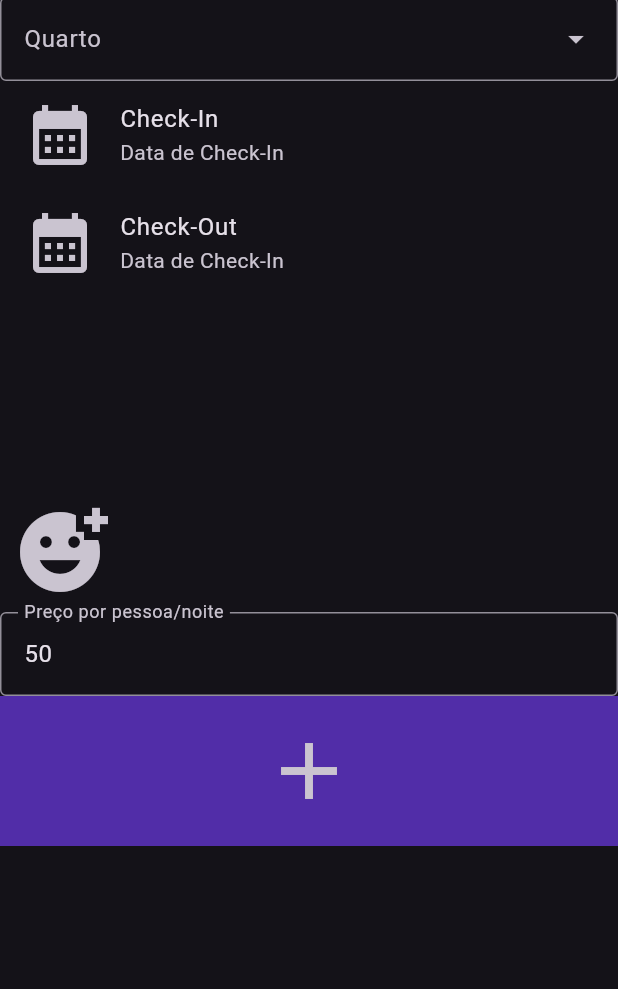
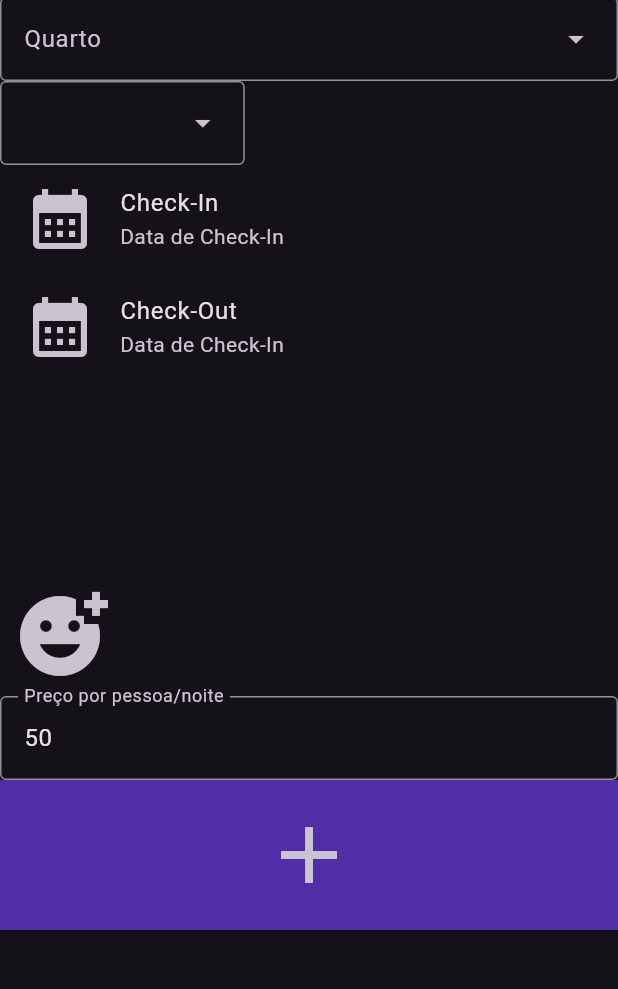
Before and after one commit to jvdon/HotelCarvalhoApp, a Flutter app: the screen it shows after launch, after a tap on the "plus one" icon, on a phone screen of 412 x 824 dp, the part 87-1076 px from its top. Run offline on Flutter 3.47's test engine with Material 2 defaults, Android fonts, the phone set to English and light mode, and no system bars; our stand-ins replace google_fonts, mask_text_input_formatter, sqflite, sqflite_common_ffi; accounts and stored records are empty.

```diff
--- a/lib/db/reserva_db.dart
+++ b/lib/db/reserva_db.dart
@@ -1,22 +1,33 @@
+import 'dart:io';
+
 import 'package:carvalho/db/room_db.dart';
 import 'package:carvalho/models/reserva.dart';
 import 'package:carvalho/models/room.dart';
+import 'package:flutter/material.dart';
+import 'package:flutter/services.dart';
 import 'package:path/path.dart';
 import 'package:sqflite/sqflite.dart';
+import 'package:sqflite/sqflite.dart' as sql;
+
 
 class ReservaDB {
   Future<Database> _getDatabase() async {
     String path = join(await getDatabasesPath(), 'reservas.db');
 
+    print(await sql.getDatabasesPath());
+    // print(await File.fromUri(Uri.parse(path)).exists());
+    print(path);
+
     return openDatabase(
       path,
       onCreate: (db, version) {
         return db.execute(
-            "CREATE TABLE reservas(id INTEGER PRIMARY KEY AUTOINCREMENT,quarto STRING,checkin DATETIME NOT NULL,checkout DATETIME NOT NULL,hospedes STRING DEFAULT \"[]\",preco INTEGER DEFAULT 50,valor INTEGER NOT NULL)");
+            "CREATE TABLE reservas(id INTEGER PRIMARY KEY AUTOINCREMENT,quarto STRING,checkin DATETIME NOT NULL,checkout DATETIME NOT NULL,hospedes STRING DEFAULT \"[]\",preco INTEGER DEFAULT 50,valor INTEGER NOT NULL, status STRING NOT NULL DEFAULT 'ATIVA');");
       },
       // onConfigure: (db) {
       //   return db.execute(
-      //       "DROP TABLE reservas; CREATE TABLE reservas(id INTEGER PRIMARY KEY AUTOINCREMENT,quarto STRING,checkin DATETIME NOT NULL,checkout DATETIME NOT NULL,hospedes STRING DEFAULT \"[]\",preco INTEGER DEFAULT 50,valor INTEGER NOT NULL)");
+      //       "CREATE TABLE reservas(id INTEGER PRIMARY KEY AUTOINCREMENT,quarto STRING,checkin DATETIME NOT NULL,checkout DATETIME NOT NULL,hospedes STRING DEFAULT \"[]\",preco INTEGER DEFAULT 50,valor INTEGER NOT NULL, status STRING NOT NULL DEFAULT 'ATIVA')");
+
       // },
       version: 1,
     );
@@ -39,7 +50,6 @@ class ReservaDB {
     final db = await _getDatabase();
     RoomDB().updateStatus(reserva.quarto.number, RoomStatus.pronto);
     db.delete('reservas', where: 'id = ${reserva.id}');
-
   }
 
   Future<List<Reserva>> reservas() async {
@@ -55,4 +65,10 @@ class ReservaDB {
       },
     );
   }
+
+  Future<void> updateStatus(int id, ReservaStatus status) async {
+    final db = await _getDatabase();
+
+    db.update('reservas', {'status': status.name}, where: 'id = $id');
+  }
 }
--- a/lib/db/room_db.dart
+++ b/lib/db/room_db.dart
@@ -1,4 +1,5 @@
 import 'dart:convert';
+import 'dart:io';
 
 import 'package:carvalho/models/hospede.dart';
 import 'package:carvalho/models/reserva.dart';
@@ -9,6 +10,8 @@ import 'package:sqflite/sqflite.dart';
 class RoomDB {
   Future<Database> _getDatabase() async {
     String path = join(await getDatabasesPath(), 'quartos.db');
+    print(File.fromUri(Uri.parse(path)).exists());
+    print(path);
 
     return openDatabase(
       path,
--- a/lib/main.dart
+++ b/lib/main.dart
@@ -1,15 +1,24 @@
 // ignore_for_file: prefer_const_constructors
+
+import 'dart:io';
 
 import 'package:carvalho/pages/main_page.dart';
 import 'package:flutter/material.dart';
 import 'package:sqflite_common_ffi/sqflite_ffi.dart';
 
+
 // import 'package:sqflite/sqflite.dart';
 
 void main() async {
-  sqfliteFfiInit();
+  print(Platform.operatingSystem);
+  if (Platform.isWindows || Platform.isLinux) {
+    // Initialize FFI
+    sqfliteFfiInit();
+  }
+  // Change the default factory. On iOS/Android, if not using `sqlite_flutter_lib` you can forget
+  // this step, it will use the sqlite version available on the system.
+  databaseFactory = databaseFactoryFfi;
 
-  databaseFactory = databaseFactoryFfi;
 
   runApp(const MyApp());
 }
--- a/lib/models/reserva.dart
+++ b/lib/models/reserva.dart
@@ -12,6 +12,7 @@ class Reserva {
   late List<Hospede> hospedes = [];
   late int preco = 50;
   late int valor;
+  late ReservaStatus status;
 
   Reserva({
     this.id = 0,
@@ -20,6 +21,7 @@ class Reserva {
     required this.hospedes,
     required this.quarto,
     this.preco = 50,
+    required this.status
   }) {
     valor = (checkout.difference(checkin).inDays) * hospedes.length * preco;
   }
@@ -32,11 +34,18 @@ class Reserva {
       'checkout': DateFormat('dd/MM/yyyy').format(checkout),
       'hospedes': jsonEncode(hospedes.map((e) => e.toMap()).toList()),
       'preco': preco,
-      'valor': valor
+      'valor': valor,
+      'status': status.name
     };
   }
 
   Reserva.fromJSON(Map json) {
+    Map<String, ReservaStatus> statuses = {
+      "ATIVA": ReservaStatus.ATIVA,
+      "FECHADA": ReservaStatus.FECHADA,
+      "PAGA": ReservaStatus.PAGA
+    };
+
     List checkinS = (json['checkin'] as String)
         .split("/")
         .map((e) => int.parse(e))
@@ -53,7 +62,10 @@ class Reserva {
     hospedes = (jsonDecode(json['hospedes']) as List)
         .map((e) => Hospede.fromMap(e))
         .toList();
+    status = statuses[json["status"]]!;
     preco = json['preco'] as int;
     valor = (checkout.difference(checkin).inDays) * hospedes.length * preco;
   }
 }
+
+enum ReservaStatus { ATIVA, FECHADA, PAGA }
--- a/lib/pages/checkin_page.dart
+++ b/lib/pages/checkin_page.dart
@@ -22,9 +22,9 @@ class _CheckinPageState extends State<CheckinPage> {
   RoomDB roomDB = RoomDB();
 
   int roomNumber = 0;
+  ReservaStatus status = ReservaStatus.ATIVA;
   DateTime? checkin;
   DateTime? checkout;
-  RoomStatus status = RoomStatus.ocupado;
   List<Hospede> hospedes = [];
   TextEditingController preco = TextEditingController(text: "50");
 
@@ -39,7 +39,8 @@ class _CheckinPageState extends State<CheckinPage> {
         child: Column(
           crossAxisAlignment: CrossAxisAlignment.start,
           children: [
-            _buildDropdown(),
+            _buildQuarto(),
+            _buildStatus(),
             _buildCheckIn(),
             _buildCheckOut(),
             Container(
@@ -127,7 +128,8 @@ class _CheckinPageState extends State<CheckinPage> {
                           quarto: quarto,
                           checkin: checkin!,
                           checkout: checkout!,
-                          hospedes: hospedes);
+                          hospedes: hospedes,
+                          status: status);
 
                       db.insertReserva(room);
                       Navigator.of(context).pop();
@@ -145,7 +147,7 @@ class _CheckinPageState extends State<CheckinPage> {
     );
   }
 
-  Widget _buildDropdown() {
+  Widget _buildQuarto() {
     return FutureBuilder<List<Room>>(
       future: roomDB.quartos(),
       builder: (context, snapshot) {
@@ -184,6 +186,19 @@ class _CheckinPageState extends State<CheckinPage> {
           );
         }
       },
+    );
+  }
+
+  Widget _buildStatus() {
+    return DropdownMenu(
+      onSelected: (value) {
+        if(value != null){
+          status = value;
+        }
+      },
+      dropdownMenuEntries: ReservaStatus.values
+          .map((e) => DropdownMenuEntry(value: e, label: e.name))
+          .toList(),
     );
   }
 
--- a/lib/pages/main_page.dart
+++ b/lib/pages/main_page.dart
@@ -6,7 +6,7 @@ import 'package:carvalho/models/room.dart';
 import 'package:carvalho/pages/checkin_page.dart';
 import 'package:carvalho/pages/reservas_page.dart';
 import 'package:carvalho/pages/rooms_page.dart';
-import 'package:carvalho/partials/roomItem.dart';
+import 'package:carvalho/partials/reservaItem.dart';
 import 'package:flutter/material.dart';
 
 class MainPage extends StatefulWidget {
--- a/lib/pages/reservas_page.dart
+++ b/lib/pages/reservas_page.dart
@@ -1,7 +1,7 @@
 import 'package:carvalho/db/reserva_db.dart';
 import 'package:carvalho/models/reserva.dart';
 import 'package:carvalho/pages/checkin_page.dart';
-import 'package:carvalho/partials/roomItem.dart';
+import 'package:carvalho/partials/reservaItem.dart';
 import 'package:flutter/material.dart';
 
 class ReservasPage extends StatefulWidget {
--- a/lib/partials/roomItem.dart
+++ b/lib/partials/reservaItem.dart
@@ -4,6 +4,7 @@ import 'package:carvalho/db/reserva_db.dart';
 import 'package:carvalho/models/hospede.dart';
 import 'package:carvalho/models/reserva.dart';
 import 'package:flutter/material.dart';
+import 'package:flutter/services.dart';
 import 'package:google_fonts/google_fonts.dart';
 import 'package:intl/intl.dart';
 
@@ -16,6 +17,12 @@ class RoomItem extends StatefulWidget {
 }
 
 class _RoomItemState extends State<RoomItem> {
+  Map<ReservaStatus, Color> colors = {
+    ReservaStatus.ATIVA: Colors.green,
+    ReservaStatus.FECHADA: Colors.red,
+    ReservaStatus.PAGA: Colors.yellow
+  };
+
   @override
   Widget build(BuildContext context) {
     return ListTile(
@@ -57,13 +64,37 @@ class _RoomItemState extends State<RoomItem> {
           )
         ],
       ),
-      trailing: IconButton(
-        icon: Icon(Icons.delete),
-        onPressed: () async {
-          await ReservaDB().deleteReserva(widget.room);
-          setState(() {
-          });
-        },
+      trailing: Column(
+        children: [
+          switch (widget.room.status) {
+            ReservaStatus.ATIVA => IconButton(
+                icon: Icon(Icons.check),
+                tooltip: "Marcar como paga",
+                onPressed: () async {
+                  await ReservaDB().updateStatus(widget.room.id, ReservaStatus.PAGA);
+                  setState(() {});
+                },
+              ),
+            ReservaStatus.FECHADA => IconButton(
+                icon: Icon(Icons.delete),
+                onPressed: () async {
+                  await ReservaDB().deleteReserva(widget.room);
+                  setState(() {});
+                },
+              ),
+            ReservaStatus.PAGA => IconButton(
+                icon: Icon(Icons.delete),
+                onPressed: () async {
+                  await ReservaDB().deleteReserva(widget.room);
+                  setState(() {});
+                },
+              ),
+          },
+          CircleAvatar(
+            radius: 4,
+            backgroundColor: colors[widget.room.status],
+          ),
+        ],
       ),
       onTap: () {
         List<Hospede> hospedes = widget.room.hospedes;
--- a/pubspec.yaml
+++ b/pubspec.yaml
@@ -39,6 +39,7 @@ dependencies:
   path: ^1.8.3
   intl: ^0.18.1
   sqflite_common_ffi: any
+  sqlite3_flutter_libs: any
   google_fonts: ^6.1.0
   mask_text_input_formatter: ^2.7.0
 
```
Also changed, not shown: lib/pages/room_add.dart (+6 -6 lines), pubspec.lock, 5 other files.
